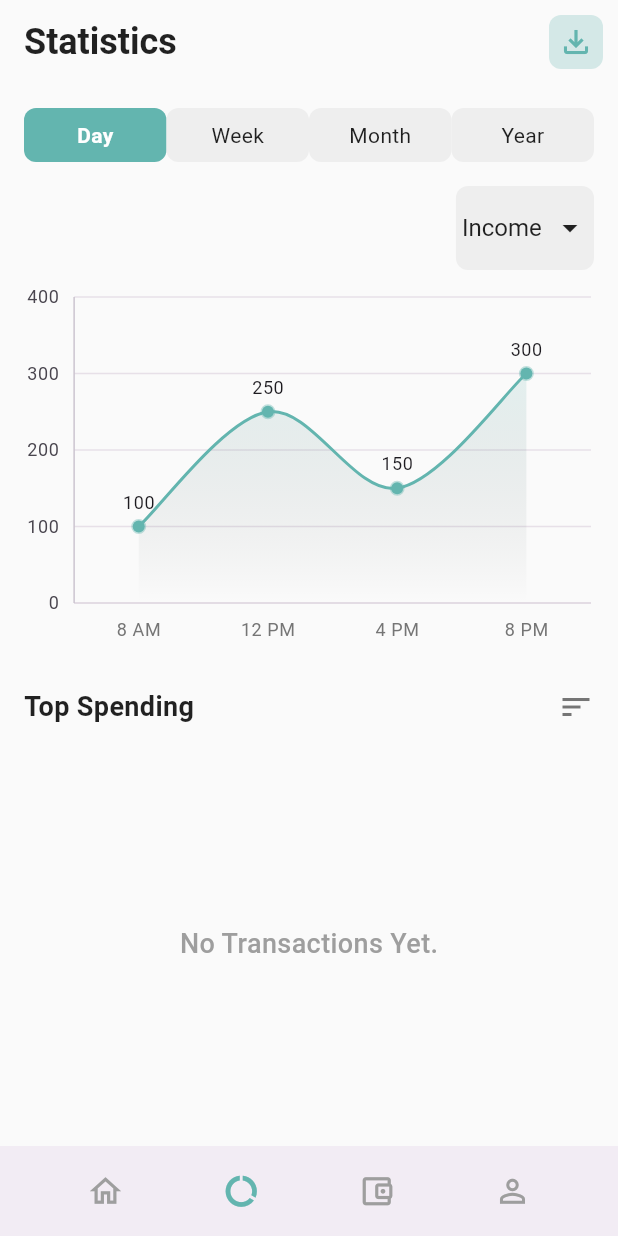
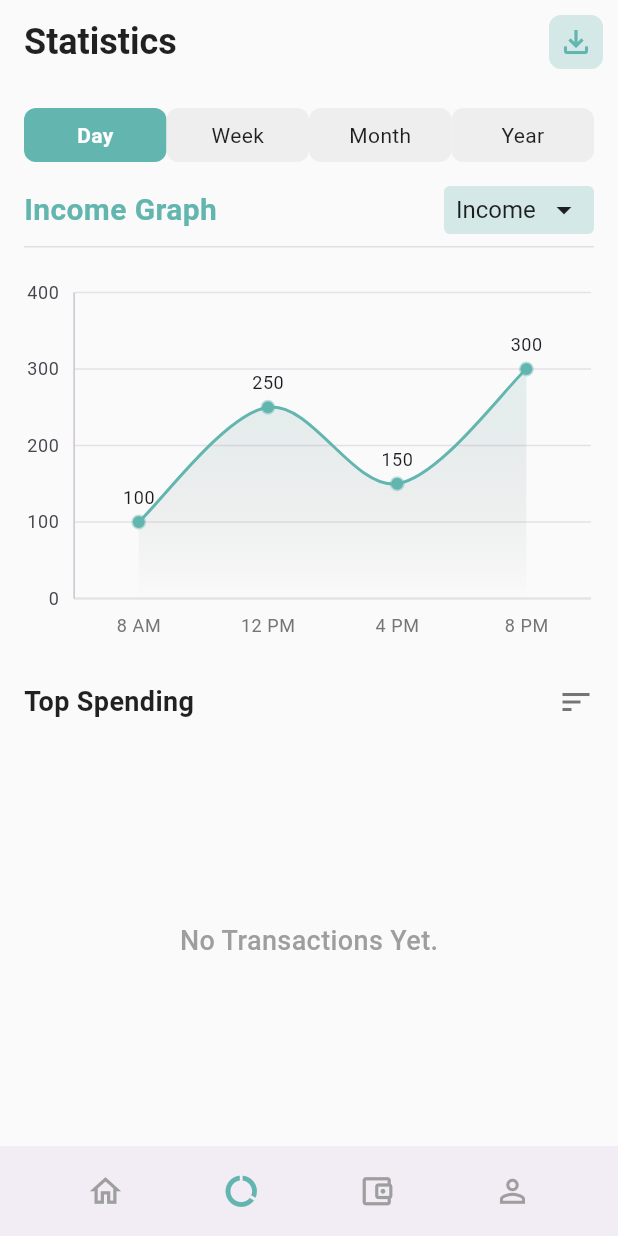
Before and after one commit to Gagan-Saini-GS/tracker, a Flutter app: the screen it shows after launch, item 2 of the bottom bar chosen, on a phone screen of 412 x 824 dp. Run offline on Flutter 3.47's test engine with Material 3 defaults, Android fonts, the phone set to English and light mode, and no system bars; our stand-ins replace flutter_riverpod, go_router, syncfusion_flutter_charts.

Commit message:
Added more details and colors based on income or expense type

```diff
--- /dev/null
+++ b/lib/enums/timefilter.dart
@@ -0,0 +1,2 @@
+// Enum for time filters
+enum TimeFilter { day, week, month, year }
--- /dev/null
+++ b/lib/providers/expense_type_provider.dart
@@ -0,0 +1,4 @@
+// Provider for the selected expense type
+import 'package:flutter_riverpod/flutter_riverpod.dart';
+
+final expenseTypeProvider = StateProvider<String>((ref) => 'Income');
--- /dev/null
+++ b/lib/providers/time_filter_provider.dart
@@ -0,0 +1,5 @@
+// Provider for the selected time filter
+import 'package:flutter_riverpod/flutter_riverpod.dart';
+import 'package:tracker/enums/timefilter.dart';
+
+final timeFilterProvider = StateProvider<TimeFilter>((ref) => TimeFilter.day);
--- a/lib/screens/statistics/expense_type_dropdown.dart
+++ b/lib/screens/statistics/expense_type_dropdown.dart
@@ -1,8 +1,6 @@
 import 'package:flutter/material.dart';
 import 'package:flutter_riverpod/flutter_riverpod.dart';
-
-// Provider for the selected expense type
-final expenseTypeProvider = StateProvider<String>((ref) => 'Income');
+import 'package:tracker/providers/expense_type_provider.dart';
 
 class ExpenseTypeDropdown extends ConsumerWidget {
   const ExpenseTypeDropdown({super.key});
@@ -11,14 +9,33 @@ class ExpenseTypeDropdown extends ConsumerWidget {
   Widget build(BuildContext context, WidgetRef ref) {
     final selectedExpenseType = ref.watch(expenseTypeProvider);
 
-    return Container(
-      padding: const EdgeInsets.symmetric(horizontal: 4, vertical: 4),
+    return Row(
+      mainAxisAlignment: MainAxisAlignment.spaceBetween,
+      children: [
+        Padding(
+          padding: EdgeInsets.only(left: 16.0),
+          child: Text(
+            '$selectedExpenseType Graph',
+            style: TextStyle(
+              fontSize: 20,
+              color: selectedExpenseType == "Income"
+                  ? const Color(0xFF63B5AF)
+                  : const Color(0xFFE83559),
+              fontWeight: FontWeight.bold,
+            ),
+          ),
+        ),
+        Container(
+          padding: const EdgeInsets.symmetric(horizontal: 8, vertical: 4),
           decoration: BoxDecoration(
-        color: Colors.grey[200],
-        borderRadius: BorderRadius.circular(8),
+            color: selectedExpenseType == "Income"
+                ? const Color(0xFF63B5AF).withAlpha(65)
+                : const Color(0xFFE83559).withAlpha(65),
+            borderRadius: BorderRadius.circular(4),
           ),
           child: DropdownButtonHideUnderline(
             child: DropdownButton<String>(
+              isDense: true,
               value: selectedExpenseType,
               icon: const Icon(Icons.arrow_drop_down, color: Colors.black87),
               style: const TextStyle(color: Colors.black87, fontSize: 16),
@@ -28,13 +45,18 @@ class ExpenseTypeDropdown extends ConsumerWidget {
                 }
               },
               // I'll add Saving later.
-          items: <String>['Expense', 'Income'].map<DropdownMenuItem<String>>((
-            String value,
-          ) {
-            return DropdownMenuItem<String>(value: value, child: Text(value));
-          }).toList(),
+              items: <String>['Expense', 'Income']
+                  .map<DropdownMenuItem<String>>((String value) {
+                    return DropdownMenuItem<String>(
+                      value: value,
+                      child: Text(value),
+                    );
+                  })
+                  .toList(),
             ),
           ),
+        ),
+      ],
     );
   }
 }
--- a/lib/screens/statistics/graph_screen.dart
+++ b/lib/screens/statistics/graph_screen.dart
@@ -1,7 +1,9 @@
 import 'package:flutter/material.dart';
 import 'package:flutter_riverpod/flutter_riverpod.dart';
 import 'package:syncfusion_flutter_charts/charts.dart';
-import 'package:tracker/screens/statistics/time_filter_button.dart';
+import 'package:tracker/enums/timefilter.dart';
+import 'package:tracker/providers/expense_type_provider.dart';
+import 'package:tracker/providers/time_filter_provider.dart';
 
 // --- 1. Data Model ---
 class ChartData {
@@ -34,7 +36,7 @@ final chartDataProvider = Provider.family<List<ChartData>, TimeFilter>((
         ChartData('Tue', 280, const Color(0xFF63B5AF)),
         ChartData('Wed', 190),
         ChartData('Thu', 350),
-        ChartData('Fri', 220, const Color(0xFF63B5AF)),
+        ChartData('Fri', 220),
         ChartData('Sat', 400),
         ChartData('Sun', 300),
       ];
@@ -52,11 +54,11 @@ final chartDataProvider = Provider.family<List<ChartData>, TimeFilter>((
       return [
         ChartData('Jan', 5000),
         ChartData('Feb', 6500),
-        ChartData('Mar', 5800),
+        ChartData('Mar', 5800, const Color(0xFF63B5AF)),
         ChartData('Apr', 7200),
         ChartData('May', 6000),
         ChartData('Jun', 7500),
-        ChartData('Jul', 6800, const Color(0xFF63B5AF)),
+        ChartData('Jul', 6800),
         ChartData('Aug', 8000),
         ChartData('Sep', 7100),
         ChartData('Oct', 8500),
@@ -73,6 +75,7 @@ class ReusableLineChart extends ConsumerWidget {
   @override
   Widget build(BuildContext context, WidgetRef ref) {
     final timeFilter = ref.watch(timeFilterProvider);
+    final selectedExpenseType = ref.watch(expenseTypeProvider);
     final chartData = ref.watch(chartDataProvider(timeFilter));
 
     // Find the data point to highlight (e.g., the one with a specific color)
@@ -114,18 +117,22 @@ class ReusableLineChart extends ConsumerWidget {
                 dataSource: chartData,
                 xValueMapper: (ChartData data, _) => data.x,
                 yValueMapper: (ChartData data, _) => data.y,
-                color: const Color(
-                  0xFF63B5AF,
-                ).withAlpha(100), // Area fill color
+                color: selectedExpenseType == "Income"
+                    ? const Color(0xFF63B5AF).withAlpha(100)
+                    : const Color(0xFFE83559).withAlpha(100), // Area fill color
                 gradient: LinearGradient(
                   colors: [
-                    const Color(0xFF63B5AF).withAlpha(100),
+                    selectedExpenseType == "Income"
+                        ? const Color(0xFF63B5AF).withAlpha(100)
+                        : const Color(0xFFE83559).withAlpha(100),
                     Colors.transparent,
                   ],
                   begin: Alignment.topCenter,
                   end: Alignment.bottomCenter,
                 ),
-                borderColor: const Color(0xFF63B5AF), // Line color
+                borderColor: selectedExpenseType == "Income"
+                    ? const Color(0xFF63B5AF)
+                    : const Color(0xFFE83559), // Line color
                 borderWidth: 2,
                 splineType: SplineType.natural, // Smooth curve
                 markerSettings: MarkerSettings(
@@ -133,7 +140,9 @@ class ReusableLineChart extends ConsumerWidget {
                   height: 8,
                   width: 8,
                   shape: DataMarkerType.circle,
-                  color: const Color(0xFF63B5AF),
+                  color: selectedExpenseType == "Income"
+                      ? const Color(0xFF63B5AF)
+                      : const Color(0xFFE83559),
                 ),
                 // Data label settings for the highlighted point
                 dataLabelSettings: DataLabelSettings(
@@ -156,11 +165,13 @@ class ReusableLineChart extends ConsumerWidget {
                               vertical: 4,
                             ),
                             decoration: BoxDecoration(
-                              color: const Color(0xFF63B5AF),
+                              color: selectedExpenseType == "Income"
+                                  ? const Color(0xFF63B5AF)
+                                  : const Color(0xFFE83559),
                               borderRadius: BorderRadius.circular(8),
                             ),
                             child: Text(
-                              '\$${data.y.toStringAsFixed(0)}',
+                              '₹${data.y.toStringAsFixed(0)}',
                               style: const TextStyle(
                                 color: Colors.white,
                                 fontSize: 12,
--- a/lib/screens/statistics/statistics_screen.dart
+++ b/lib/screens/statistics/statistics_screen.dart
@@ -1,5 +1,6 @@
 import 'package:flutter/material.dart';
 import 'package:flutter_riverpod/flutter_riverpod.dart';
+import 'package:tracker/providers/expense_type_provider.dart';
 import 'package:tracker/providers/transaction_provider.dart';
 import 'package:tracker/screens/home/transaction_item.dart';
 import 'package:tracker/screens/statistics/expense_type_dropdown.dart';
@@ -13,6 +14,7 @@ class StatisticsScreen extends ConsumerWidget {
   @override
   Widget build(BuildContext context, WidgetRef ref) {
     final transactions = ref.watch(transactionListProvider);
+    final selectedExpenseType = ref.watch(expenseTypeProvider);
 
     return Scaffold(
       backgroundColor: Colors.grey[50],
@@ -38,7 +40,9 @@ class StatisticsScreen extends ConsumerWidget {
           Container(
             margin: const EdgeInsets.only(right: 10),
             decoration: BoxDecoration(
-              color: const Color(0xFF63B5AF).withAlpha(65),
+              color: selectedExpenseType == "Income"
+                  ? const Color(0xFF63B5AF).withAlpha(65)
+                  : const Color(0xFFE83559).withAlpha(65),
               borderRadius: BorderRadius.circular(8),
             ),
             child: GestureDetector(
@@ -49,7 +53,9 @@ class StatisticsScreen extends ConsumerWidget {
                 padding: const EdgeInsets.all(6),
                 child: Icon(
                   Icons.file_download_outlined,
-                  color: const Color(0xFF63B5AF),
+                  color: selectedExpenseType == "Income"
+                      ? const Color(0xFF63B5AF)
+                      : const Color(0xFFE83559),
                   size: 24,
                 ),
               ),
@@ -70,6 +76,14 @@ class StatisticsScreen extends ConsumerWidget {
               child: ExpenseTypeDropdown(),
             ),
           ),
+          Divider(
+            height: 1,
+            color: Colors.grey[300],
+            indent: 16,
+            endIndent: 16,
+          ),
+          const SizedBox(height: 20),
+
           const ReusableLineChart(),
 
           const SizedBox(height: 20),
--- a/lib/screens/statistics/time_filter_button.dart
+++ b/lib/screens/statistics/time_filter_button.dart
@@ -1,12 +1,9 @@
 import 'package:flutter/material.dart';
 import 'package:flutter_riverpod/flutter_riverpod.dart';
+import 'package:tracker/enums/timefilter.dart';
+import 'package:tracker/providers/expense_type_provider.dart';
+import 'package:tracker/providers/time_filter_provider.dart';
 import 'package:tracker/utils/capitalize.dart';
-
-// Enum for time filters
-enum TimeFilter { day, week, month, year }
-
-// Provider for the selected time filter
-final timeFilterProvider = StateProvider<TimeFilter>((ref) => TimeFilter.day);
 
 class TimeFilterButtons extends ConsumerWidget {
   const TimeFilterButtons({super.key});
@@ -14,6 +11,7 @@ class TimeFilterButtons extends ConsumerWidget {
   @override
   Widget build(BuildContext context, WidgetRef ref) {
     final selectedFilter = ref.watch(timeFilterProvider);
+    final selectedExpenseType = ref.watch(expenseTypeProvider);
 
     return Row(
       mainAxisAlignment: MainAxisAlignment.spaceAround,
@@ -28,7 +26,11 @@ class TimeFilterButtons extends ConsumerWidget {
               margin: const EdgeInsets.symmetric(horizontal: 0),
               padding: const EdgeInsets.symmetric(vertical: 8, horizontal: 8),
               decoration: BoxDecoration(
-                color: isSelected ? const Color(0xFF63B5AF) : Colors.grey[200],
+                color: isSelected
+                    ? selectedExpenseType == "Income"
+                          ? const Color(0xFF63B5AF)
+                          : const Color(0xFFE83559)
+                    : Colors.grey[200],
                 borderRadius: BorderRadius.circular(8),
               ),
               child: Center(
```
Lines whose indentation alone changed are shown as unchanged.
